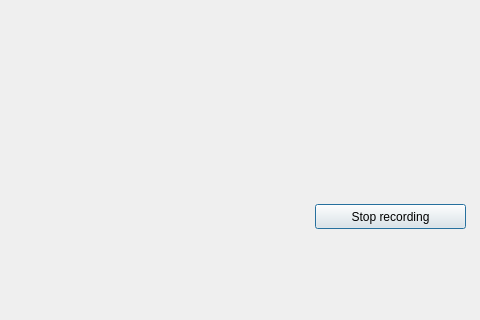
Qt form ObjectTracking/realtimetracking.ui (TFNeto/Indoor-object-tracking) before a commit; both pictures show x 415 to 895 and y 196 to 516 of the 895 by 516 pixel window.
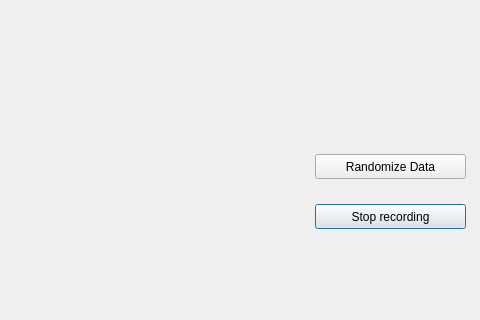
The same form after that commit.

Patch:
```diff
--- a/ObjectTracking/realtimetracking.ui
+++ b/ObjectTracking/realtimetracking.ui
@@ -37,6 +37,19 @@
    </property>
    <layout class="QGridLayout" name="gridLayout"/>
   </widget>
+  <widget class="QPushButton" name="RandomizeButton">
+   <property name="geometry">
+    <rect>
+     <x>730</x>
+     <y>350</y>
+     <width>151</width>
+     <height>25</height>
+    </rect>
+   </property>
+   <property name="text">
+    <string>Randomize Data</string>
+   </property>
+  </widget>
  </widget>
  <resources/>
  <connections/>
```
